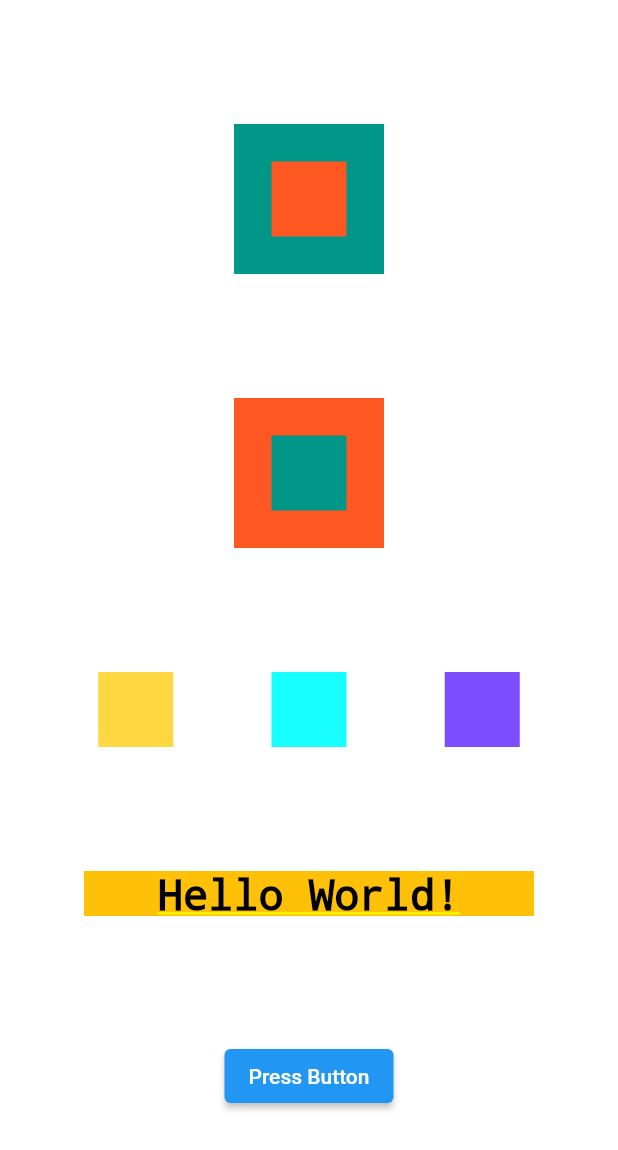
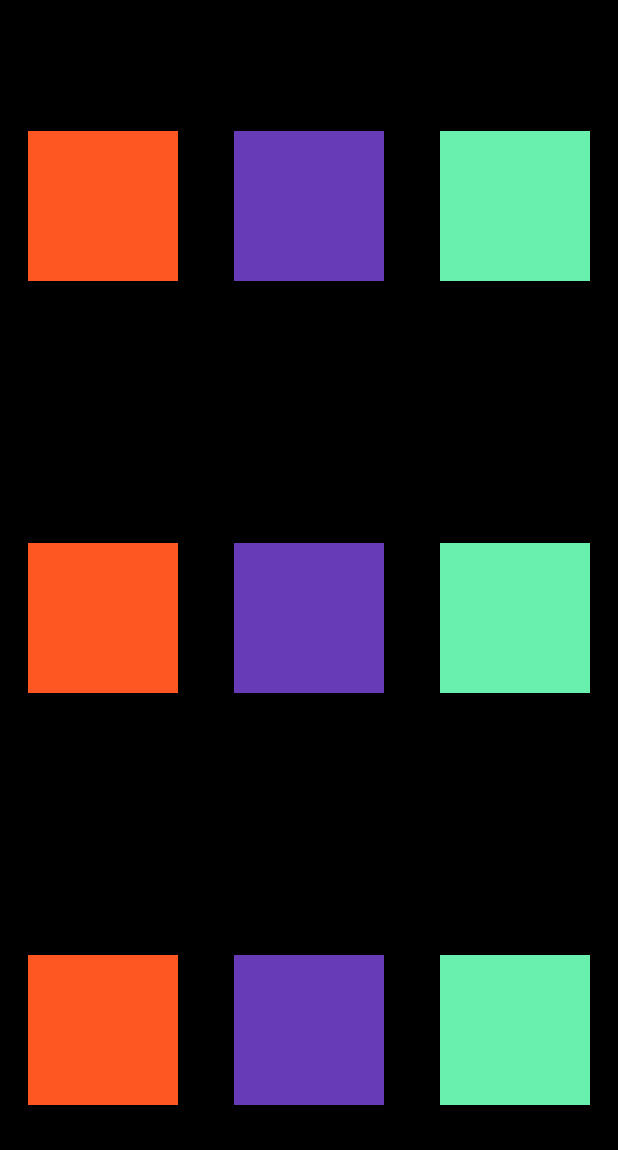
Before and after one commit to antoniolisboa/first_project, a Flutter app: the screen it shows after launch, on a phone screen of 412 x 824 dp. Shown: the top 1150 px of the screen. Run offline on Flutter 3.47's test engine with Material 2 defaults, Android fonts, the phone set to English and light mode, and no system bars.

Commit message:
Solução desafio alura screen presente em Tests/"Test 1.PNG"

```diff
--- a/lib/main.dart
+++ b/lib/main.dart
@@ -16,78 +16,113 @@ class MyApp extends StatelessWidget {
       theme: ThemeData(
         primarySwatch: Colors.blue,
       ),
-      home: Container(
-        color: Colors.white,
+      // home: Container(
+      //   color: Colors.white,
+      //   child: Column(
+      //     mainAxisAlignment: MainAxisAlignment.spaceEvenly,
+      //     crossAxisAlignment: CrossAxisAlignment.center,
+      //     children: [
+      //       Stack(
+      //         alignment: AlignmentDirectional.center,
+      //         children: [
+      //           Container(
+      //             color: Colors.teal,
+      //             height: 100,
+      //             width: 100,
+      //           ),
+      //           Container(
+      //             color: Colors.deepOrange,
+      //             height: 50,
+      //             width: 50,
+      //           ),
+      //         ],
+      //       ),
+      //       Stack(
+      //         alignment: AlignmentDirectional.center,
+      //         children: [
+      //           Container(
+      //             color: Colors.deepOrange,
+      //             height: 100,
+      //             width: 100,
+      //           ),
+      //           Container(
+      //             color: Colors.teal,
+      //             height: 50,
+      //             width: 50,
+      //           ),
+      //         ],
+      //       ),
+      //       Row(
+      //         mainAxisAlignment: MainAxisAlignment.spaceEvenly,
+      //         children: [
+      //           Container(
+      //             color: Colors.amberAccent,
+      //             height: 50,
+      //             width: 50,
+      //           ),
+      //           Container(
+      //             color: Colors.cyanAccent,
+      //             height: 50,
+      //             width: 50,
+      //           ),
+      //           Container(
+      //             color: Colors.deepPurpleAccent,
+      //             height: 50,
+      //             width: 50,
+      //           ),
+      //         ],
+      //       ),
+      //       Container(
+      //         color: Colors.amber,
+      //         height: 30,
+      //         width: 300,
+      //         child: const Text(
+      //           'Hello World!',
+      //           textAlign: TextAlign.center,
+      //           style: TextStyle(
+      //             fontSize: 28,
+      //             color: Colors.black,
+      //           ),
+      //         ),
+      //       ),
+      //       ElevatedButton(
+      //         onPressed: () => print('Pressed Button'),
+      //         child: const Text('Press Button'),
+      //       )
+      //     ],
+      //   ),
+      // ),
+      home: Container( // Build Screen Test/'Test 1.PNG'
+        color: Colors.black,
         child: Column(
-          mainAxisAlignment: MainAxisAlignment.spaceEvenly,
-          crossAxisAlignment: CrossAxisAlignment.center,
+          mainAxisAlignment: MainAxisAlignment.spaceAround,
           children: [
-            Stack(
-              alignment: AlignmentDirectional.center,
+            Row(
+              mainAxisAlignment: MainAxisAlignment.spaceAround,
+              crossAxisAlignment: CrossAxisAlignment.center,
               children: [
-                Container(
-                  color: Colors.teal,
-                  height: 100,
-                  width: 100,
-                ),
-                Container(
-                  color: Colors.deepOrange,
-                  height: 50,
-                  width: 50,
-                ),
-              ],
-            ),
-            Stack(
-              alignment: AlignmentDirectional.center,
-              children: [
-                Container(
-                  color: Colors.deepOrange,
-                  height: 100,
-                  width: 100,
-                ),
-                Container(
-                  color: Colors.teal,
-                  height: 50,
-                  width: 50,
-                ),
+                Container(color: Colors.deepOrange, height: 100, width: 100),
+                Container(color: Colors.deepPurple, height: 100, width: 100),
+                Container(color: Colors.greenAccent, height: 100, width: 100),
               ],
             ),
             Row(
-              mainAxisAlignment: MainAxisAlignment.spaceEvenly,
+              mainAxisAlignment: MainAxisAlignment.spaceAround,
+              crossAxisAlignment: CrossAxisAlignment.center,
               children: [
-                Container(
-                  color: Colors.amberAccent,
-                  height: 50,
-                  width: 50,
-                ),
-                Container(
-                  color: Colors.cyanAccent,
-                  height: 50,
-                  width: 50,
-                ),
-                Container(
-                  color: Colors.deepPurpleAccent,
-                  height: 50,
-                  width: 50,
-                ),
+                Container(color: Colors.deepOrange, height: 100, width: 100),
+                Container(color: Colors.deepPurple, height: 100, width: 100),
+                Container(color: Colors.greenAccent, height: 100, width: 100),
               ],
             ),
-            Container(
-              color: Colors.amber,
-              height: 30,
-              width: 300,
-              child: const Text(
-                'Hello World!',
-                textAlign: TextAlign.center,
-                style: TextStyle(
-                  fontSize: 28,
-                  color: Colors.black,
-                ),
-              ),
-            ),
-            ElevatedButton(
-              onPressed: () => print('Pressed Button'),
-              child: const Text('Press Button'),
+            Row(
+              mainAxisAlignment: MainAxisAlignment.spaceAround,
+              crossAxisAlignment: CrossAxisAlignment.center,
+              children: [
+                Container(color: Colors.deepOrange, height: 100, width: 100),
+                Container(color: Colors.deepPurple, height: 100, width: 100),
+                Container(color: Colors.greenAccent, height: 100, width: 100),
+              ],
             )
           ],
         ),
```
Also changed, not shown: lib/Tests/Test 1.PNG (added).
